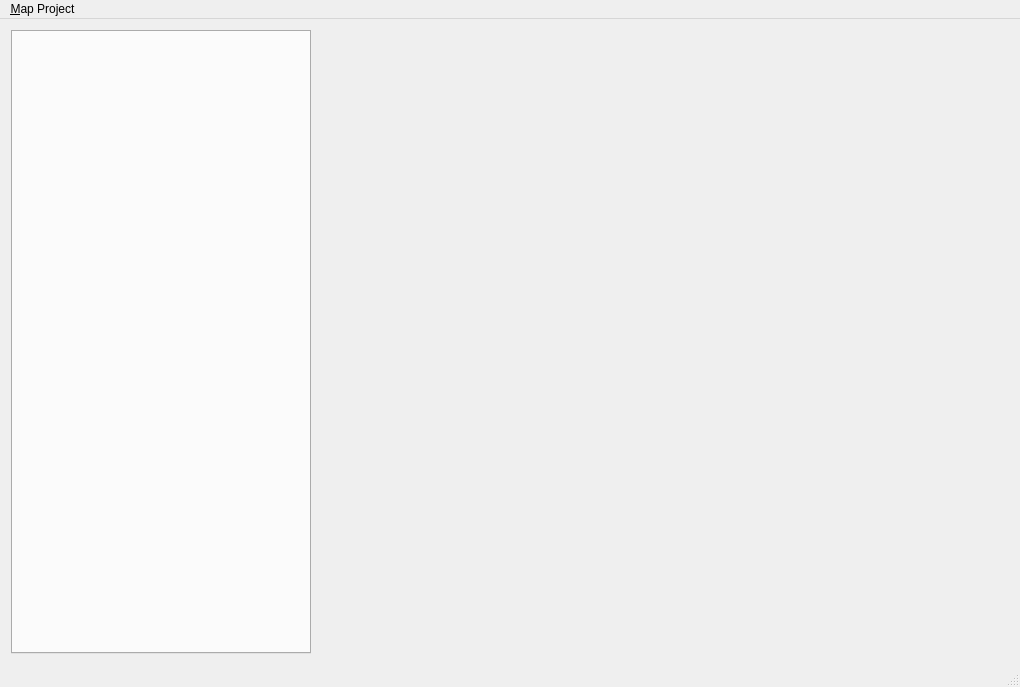
jremillard/osmmapmaker, file osmmapmakerapp/mainwindow.ui: the form before one commit.
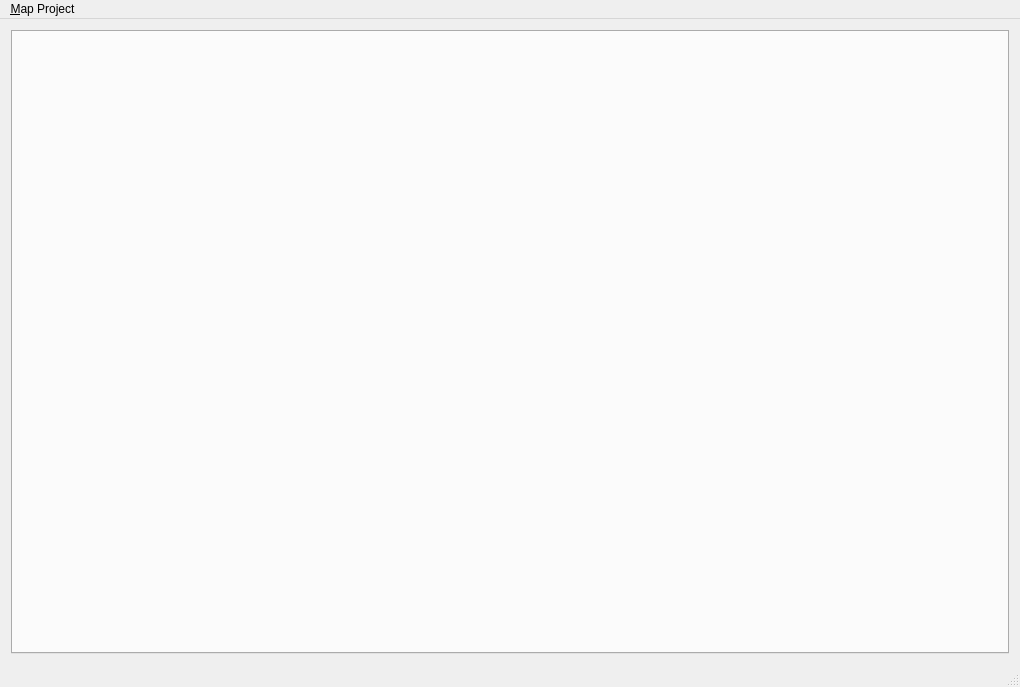
The form after the commit.

```diff
--- a/osmmapmakerapp/mainwindow.ui
+++ b/osmmapmakerapp/mainwindow.ui
@@ -15,17 +15,11 @@
   </property>
   <widget class="QWidget" name="centralWidget">
    <layout class="QGridLayout" name="gridLayout">
-    <item row="0" column="1">
-     <widget class="QStackedWidget" name="stackedWidget">
-      <widget class="QWidget" name="page"/>
-      <widget class="QWidget" name="page_2"/>
-     </widget>
-    </item>
     <item row="0" column="0">
      <widget class="QTabWidget" name="tabWidget">
       <property name="maximumSize">
        <size>
-        <width>300</width>
+        <width>16777215</width>
         <height>16777215</height>
        </size>
       </property>
```
